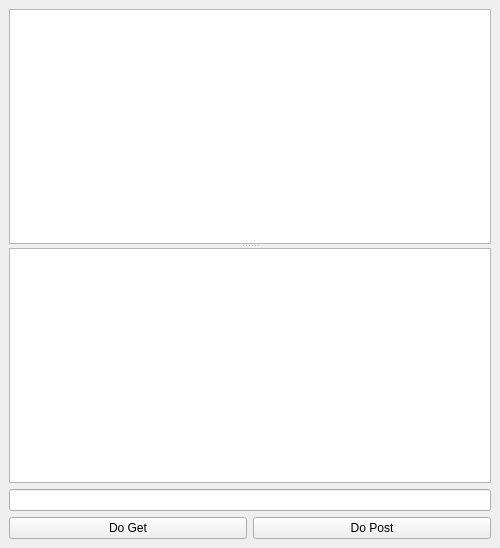
This is examples/command_control_tree/simple.ui in TomographicImaging/Qt-collaboration as Qt 5 draws it before an edit. The edited form follows.
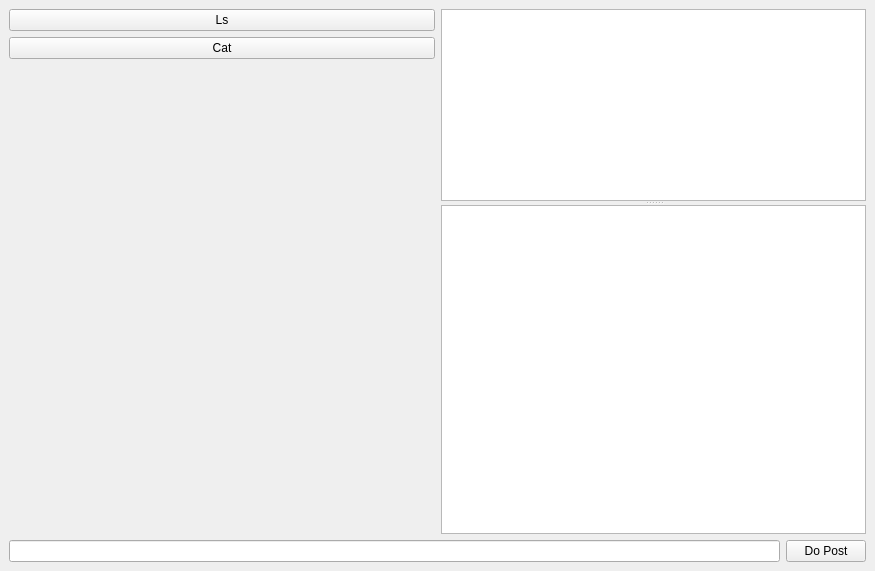
This is the edited form.

Commit message: adding two buttons for << ls >> and << cat >> commands in the control, tree

What changed in the file:
```diff
--- a/examples/command_control_tree/simple.ui
+++ b/examples/command_control_tree/simple.ui
@@ -6,48 +6,98 @@
    <rect>
     <x>0</x>
     <y>0</y>
-    <width>500</width>
-    <height>548</height>
+    <width>875</width>
+    <height>571</height>
    </rect>
   </property>
   <property name="windowTitle">
    <string>MainWindow</string>
   </property>
   <widget class="QWidget" name="centralwidget">
-   <layout class="QVBoxLayout" name="verticalLayout_3">
-    <item>
-     <widget class="QSplitter" name="splitter">
-      <property name="orientation">
-       <enum>Qt::Orientation::Vertical</enum>
-      </property>
-      <widget class="QPlainTextEdit" name="LogTextEdit"/>
-      <widget class="QGraphicsView" name="TreeGraphicsView"/>
-     </widget>
-    </item>
-    <item>
-     <layout class="QVBoxLayout" name="verticalLayout_2">
+   <layout class="QGridLayout" name="gridLayout">
+    <item row="0" column="0">
+     <layout class="QVBoxLayout" name="verticalLayout">
       <item>
-       <layout class="QVBoxLayout" name="verticalLayout">
+       <layout class="QHBoxLayout" name="horizontalLayout_2">
         <item>
-         <widget class="QLineEdit" name="EditPostRequestLine"/>
-        </item>
-        <item>
-         <layout class="QHBoxLayout" name="horizontalLayout">
+         <layout class="QVBoxLayout" name="verticalLayout_3">
           <item>
-           <widget class="QPushButton" name="Button4Get">
+           <widget class="QPushButton" name="LsButton">
             <property name="text">
-             <string>Do Get</string>
+             <string>  Ls  </string>
             </property>
            </widget>
           </item>
           <item>
-           <widget class="QPushButton" name="Button4Post">
+           <widget class="QPushButton" name="CatButton">
             <property name="text">
-             <string>Do Post</string>
+             <string>  Cat  </string>
             </property>
            </widget>
           </item>
+          <item>
+           <spacer name="verticalSpacer">
+            <property name="orientation">
+             <enum>Qt::Vertical</enum>
+            </property>
+            <property name="sizeHint" stdset="0">
+             <size>
+              <width>20</width>
+              <height>40</height>
+             </size>
+            </property>
+           </spacer>
+          </item>
          </layout>
+        </item>
+        <item>
+         <widget class="QSplitter" name="splitter">
+          <property name="orientation">
+           <enum>Qt::Vertical</enum>
+          </property>
+          <widget class="QPlainTextEdit" name="LogTextEdit">
+           <property name="sizePolicy">
+            <sizepolicy hsizetype="Expanding" vsizetype="Expanding">
+             <horstretch>1</horstretch>
+             <verstretch>0</verstretch>
+            </sizepolicy>
+           </property>
+           <property name="baseSize">
+            <size>
+             <width>0</width>
+             <height>0</height>
+            </size>
+           </property>
+          </widget>
+          <widget class="QGraphicsView" name="TreeGraphicsView">
+           <property name="sizePolicy">
+            <sizepolicy hsizetype="Expanding" vsizetype="Expanding">
+             <horstretch>1</horstretch>
+             <verstretch>2</verstretch>
+            </sizepolicy>
+           </property>
+           <property name="baseSize">
+            <size>
+             <width>0</width>
+             <height>0</height>
+            </size>
+           </property>
+          </widget>
+         </widget>
+        </item>
+       </layout>
+      </item>
+      <item>
+       <layout class="QHBoxLayout" name="horizontalLayout">
+        <item>
+         <widget class="QLineEdit" name="EditPostRequestLine"/>
+        </item>
+        <item>
+         <widget class="QPushButton" name="Button4Post">
+          <property name="text">
+           <string>Do Post</string>
+          </property>
+         </widget>
         </item>
        </layout>
       </item>
```
The commit also changes 2 other files.
